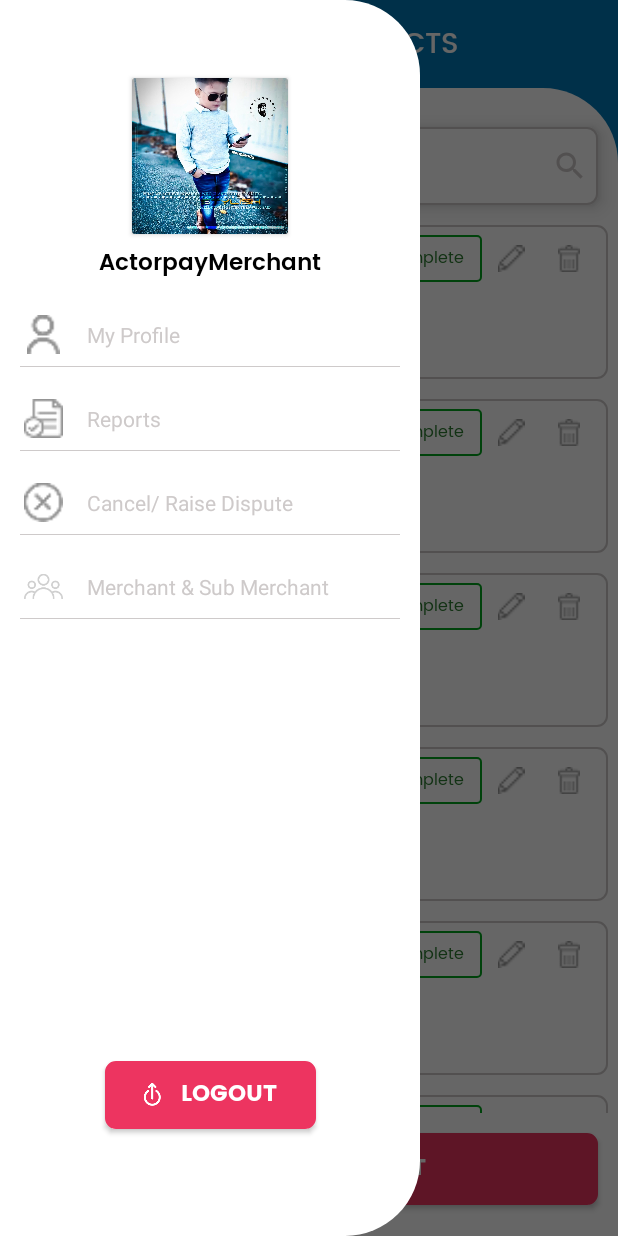
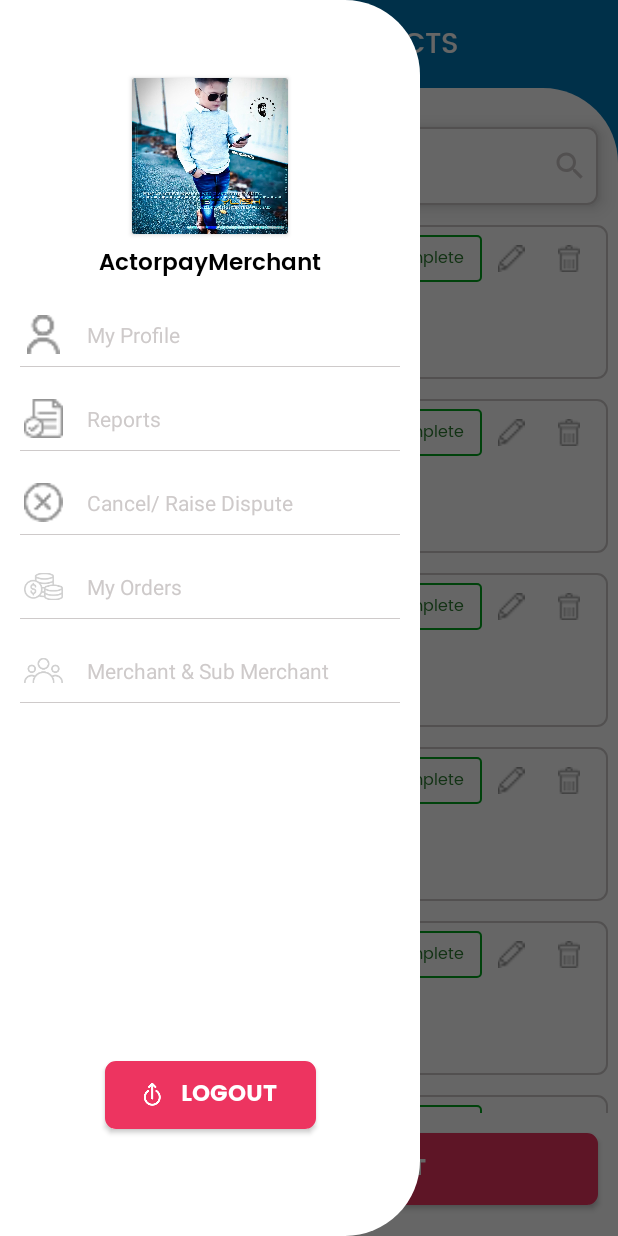
Before and after one commit to ImranOctal/ACTORPAY_MERCHANT, an Android app: the HomeActivity screen opened directly, with no data from a screen before it, with the side drawer open, on a phone screen of 412 x 824 dp. Run offline under Robolectric (Android 15) with nearby library versions, the phone set to English and light mode, and no system bars; our stand-ins replace data binding, sdp/ssp sizes.

Commit message:
MyOrderLay

```diff
--- a/app/src/main/java/com/actorpay/merchant/ui/home/HomeActivity.kt
+++ b/app/src/main/java/com/actorpay/merchant/ui/home/HomeActivity.kt
@@ -65,6 +65,12 @@ class HomeActivity : BaseActivity(){
             }
             switchActivity(Intent(baseContext(), ManageOrderActivity::class.java))
         }
+        binding.myOrderLay.setOnClickListener {
+            if(binding.drawerLayout.isDrawerOpen(Gravity.LEFT)){
+                binding.drawerLayout.closeDrawers()
+            }
+            switchActivity(Intent(baseContext(), ManageOrderActivity::class.java))
+        }
 
         binding.reportsLay.setOnClickListener {
             if(binding.drawerLayout.isDrawerOpen(Gravity.LEFT)){
--- a/app/src/main/res/layout/activity_home.xml
+++ b/app/src/main/res/layout/activity_home.xml
@@ -216,6 +216,41 @@
                     android:layout_marginRight="@dimen/_10sdp"
                     android:background="@color/gray"/>
                 <androidx.constraintlayout.widget.ConstraintLayout
+                    android:id="@+id/myOrderLay"
+                    android:layout_width="match_parent"
+                    android:layout_height="wrap_content"
+                    android:layout_marginTop="@dimen/_10sdp"
+                    android:gravity="center"
+                    android:weightSum="1">
+
+                    <ImageView
+                        android:id="@+id/orderIco"
+                        android:layout_width="@dimen/_20sdp"
+                        android:layout_height="@dimen/_20sdp"
+                        android:layout_marginStart="16dp"
+                        android:layout_marginTop="8dp"
+                        android:layout_marginBottom="8dp"
+                        android:src="@drawable/doller"
+                        app:layout_constraintBottom_toBottomOf="parent"
+                        app:layout_constraintStart_toStartOf="parent"
+                        app:layout_constraintTop_toTopOf="parent" />
+
+                    <TextView
+                        style="@style/viewParent"
+                        android:layout_marginStart="16dp"
+                        android:text="@string/my_orders"
+                        android:textColor="@color/gray"
+                        app:layout_constraintBottom_toBottomOf="@+id/orderIco"
+                        app:layout_constraintStart_toEndOf="@+id/orderIco"
+                        app:layout_constraintTop_toTopOf="@+id/orderIco" />
+                </androidx.constraintlayout.widget.ConstraintLayout>
+                <View
+                    android:layout_width="match_parent"
+                    android:layout_height="0.5dp"
+                    android:layout_marginLeft="@dimen/_10sdp"
+                    android:layout_marginRight="@dimen/_10sdp"
+                    android:background="@color/gray"/>
+                <androidx.constraintlayout.widget.ConstraintLayout
                     android:id="@+id/merchatLay"
                     android:layout_width="match_parent"
                     android:layout_height="wrap_content"
```
